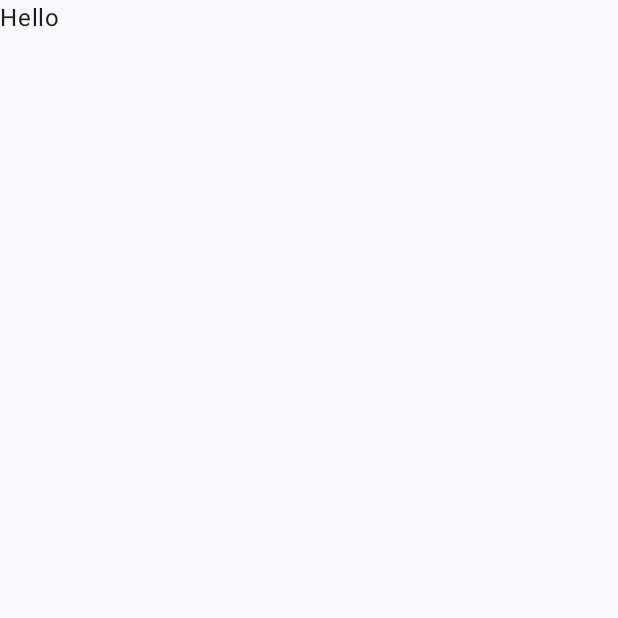
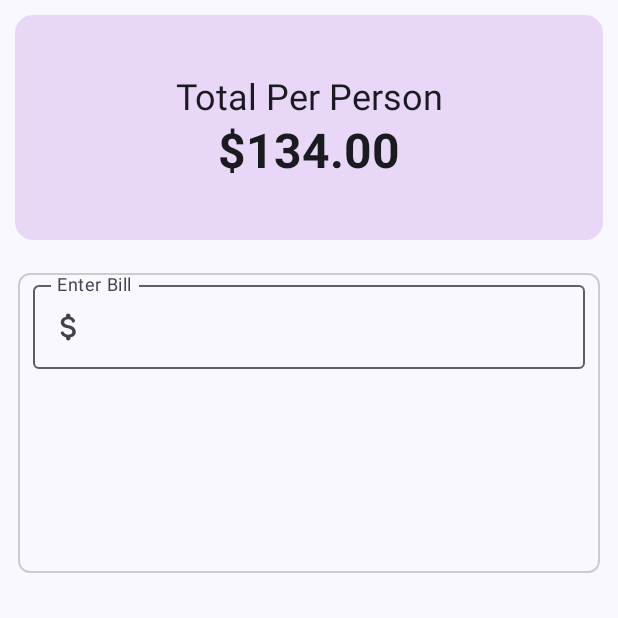
Before and after one commit to laic87/calculator, an Android app built with Jetpack Compose: the screen it shows after launch (MainActivity), on a phone screen of 412 x 824 dp, the top half of it. Before the commit the part shown is almost empty. Run offline under Robolectric (Android 15) with nearby library versions, the phone set to English and light mode, and no system bars.

Commit message:
Added Header and a reusable textfield component

```diff
--- a/app/build.gradle.kts
+++ b/app/build.gradle.kts
@@ -66,4 +66,7 @@ dependencies {
     androidTestImplementation("androidx.compose.ui:ui-test-junit4")
     debugImplementation("androidx.compose.ui:ui-tooling")
     debugImplementation("androidx.compose.ui:ui-test-manifest")
+
+    // Icons
+    implementation("androidx.compose.material:material-icons-extended:1.5.3")
 }
--- a/app/src/main/java/com/example/calculatorapp/MainActivity.kt
+++ b/app/src/main/java/com/example/calculatorapp/MainActivity.kt
@@ -3,13 +3,30 @@ package com.example.calculatorapp
 import android.os.Bundle
 import androidx.activity.ComponentActivity
 import androidx.activity.compose.setContent
+import androidx.compose.foundation.BorderStroke
+import androidx.compose.foundation.layout.Arrangement
+import androidx.compose.foundation.layout.Column
+import androidx.compose.foundation.layout.Spacer
 import androidx.compose.foundation.layout.fillMaxSize
+import androidx.compose.foundation.layout.fillMaxWidth
+import androidx.compose.foundation.layout.height
+import androidx.compose.foundation.layout.padding
+import androidx.compose.foundation.shape.CornerSize
+import androidx.compose.foundation.shape.RoundedCornerShape
 import androidx.compose.material3.MaterialTheme
 import androidx.compose.material3.Surface
 import androidx.compose.material3.Text
 import androidx.compose.runtime.Composable
+import androidx.compose.runtime.mutableStateOf
+import androidx.compose.runtime.remember
+import androidx.compose.ui.Alignment
 import androidx.compose.ui.Modifier
+import androidx.compose.ui.draw.clip
+import androidx.compose.ui.graphics.Color
+import androidx.compose.ui.text.font.FontWeight
 import androidx.compose.ui.tooling.preview.Preview
+import androidx.compose.ui.unit.dp
+import com.example.calculatorapp.components.InputField
 import com.example.calculatorapp.ui.theme.CalculatorAppTheme
 
 class MainActivity : ComponentActivity() {
@@ -17,8 +34,69 @@ class MainActivity : ComponentActivity() {
         super.onCreate(savedInstanceState)
         setContent {
             MyApp {
-                Text(text = "Hello")
+                Column(
+                    modifier = Modifier.padding(10.dp)
+                ) {
+                    TopHeader()
+                    Spacer(modifier = Modifier.padding(10.dp))
+                    MainContent()
+                }
             }
+        }
+    }
+}
+
+@Composable
+fun TopHeader(totalPerPerson: Double = 134.0) {
+    Surface(
+        modifier = Modifier
+            .fillMaxWidth()
+            .height(150.dp)
+            .clip(shape = RoundedCornerShape(corner = CornerSize(12.dp))),
+        color = Color(0xFFE9D7F7)
+    ) {
+
+        val total = "%.2f".format(totalPerPerson)
+
+        Column(
+            modifier = Modifier.padding(12.dp),
+            horizontalAlignment = Alignment.CenterHorizontally,
+            verticalArrangement = Arrangement.Center
+        ) {
+            Text(
+                text = "Total Per Person",
+                style = MaterialTheme.typography.headlineSmall
+            )
+            Text(
+                text = "$$total",
+                style = MaterialTheme.typography.headlineLarge,
+                fontWeight = FontWeight.Bold
+            )
+        }
+    }
+}
+
+@Preview
+@Composable
+fun MainContent() {
+    val totalBillState = remember {
+        mutableStateOf<String>("0")
+    }
+
+    Surface(modifier = Modifier
+        .padding(2.dp)
+        .fillMaxWidth()
+        .height(200.dp),
+        shape = RoundedCornerShape(corner = CornerSize(8.dp)),
+        border = BorderStroke(width = 1.dp, Color.LightGray)
+    ) {
+        Column(
+        ) {
+            InputField(valueState = totalBillState,
+                labelId = "Enter Bill",
+                enabled = true,
+                isSingleLine = true)
+
         }
     }
 }
@@ -40,7 +118,9 @@ fun MyApp(content: @Composable () -> Unit) {
 fun GreetingPreview() {
     CalculatorAppTheme {
         MyApp {
-            Text(text = "test")
+            Column {
+                TopHeader()
+            }
         }
     }
 }
--- /dev/null
+++ b/app/src/main/java/com/example/calculatorapp/components/Components.kt
@@ -0,0 +1,48 @@
+package com.example.calculatorapp.components
+
+import androidx.compose.foundation.layout.fillMaxWidth
+import androidx.compose.foundation.layout.padding
+import androidx.compose.foundation.text.KeyboardActions
+import androidx.compose.foundation.text.KeyboardOptions
+import androidx.compose.material.icons.Icons
+import androidx.compose.material.icons.filled.AttachMoney
+import androidx.compose.material.icons.rounded.AccountBox
+import androidx.compose.material.icons.rounded.AttachMoney
+import androidx.compose.material3.Icon
+import androidx.compose.material3.MaterialTheme
+import androidx.compose.material3.OutlinedTextField
+import androidx.compose.material3.Text
+import androidx.compose.runtime.Composable
+import androidx.compose.runtime.MutableState
+import androidx.compose.ui.Modifier
+import androidx.compose.ui.text.TextStyle
+import androidx.compose.ui.text.input.ImeAction
+import androidx.compose.ui.text.input.KeyboardType
+import androidx.compose.ui.unit.dp
+import androidx.compose.ui.unit.sp
+
+@Composable
+fun InputField(
+    modifier: Modifier = Modifier,
+    valueState: MutableState<String>,
+    labelId: String,
+    enabled: Boolean,
+    isSingleLine: Boolean,
+    keyboardType: KeyboardType = KeyboardType.Number,
+    imeAction: ImeAction = ImeAction.Next,
+    onAction: KeyboardActions = KeyboardActions.Default
+) {
+    OutlinedTextField(
+        value = valueState.value,
+        onValueChange = {valueState.value = it },
+        label = { Text(text = labelId) },
+        leadingIcon = { Icon(imageVector = Icons.Rounded.AttachMoney, contentDescription = "Attach Money")},
+        singleLine = isSingleLine,
+        textStyle = TextStyle(fontSize = 18.sp, color = MaterialTheme.colorScheme.background),
+        modifier = modifier.padding(bottom = 10.dp, start = 10.dp, end = 10.dp).fillMaxWidth(),
+        enabled = enabled,
+        keyboardOptions = KeyboardOptions(keyboardType = keyboardType, imeAction = imeAction),
+        keyboardActions = onAction
+        )
+
+}
```
